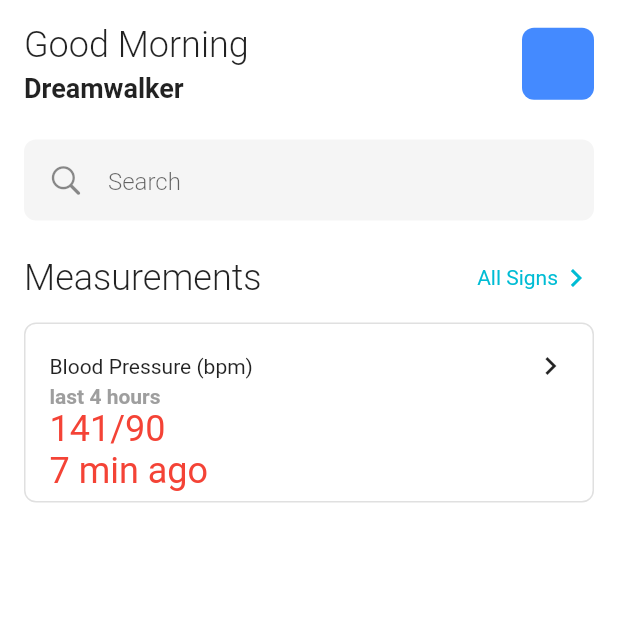
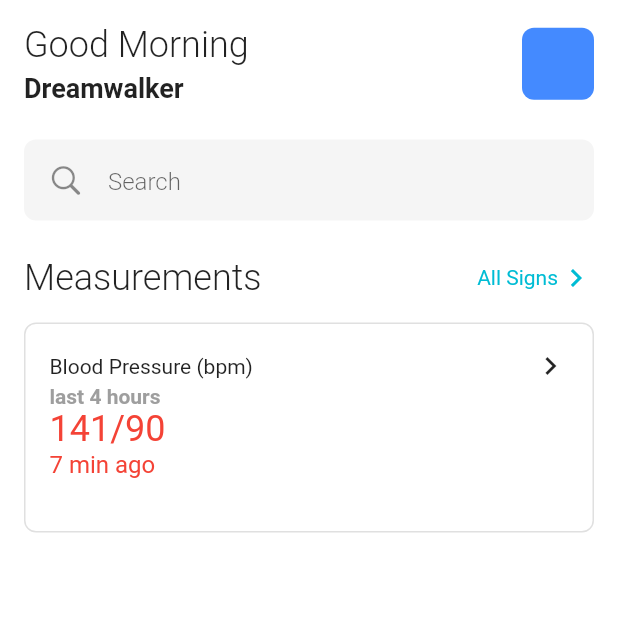
Before and after one commit to JAICHANGPARK/flutter_notebook_19th_story, a Flutter app: the screen it shows after launch, on a phone screen of 412 x 824 dp, the top half of it. Run offline on Flutter 3.47's test engine with Material 2 defaults, Android fonts, the phone set to English and light mode, and no system bars; our stand-ins replace cached_network_image, countup, fl_chart, flutter_riverpod, freezed_annotation, smooth_page_indicator and 1 more.

Commit message:
Update monitoring_main_page.dart

```diff
--- a/lib/ep1127_patient_monitoring_app/src/ui/monitoring_main_page.dart
+++ b/lib/ep1127_patient_monitoring_app/src/ui/monitoring_main_page.dart
@@ -106,7 +106,7 @@ class _MonitoringMainPageState extends State<MonitoringMainPage> {
                     child: Column(
                       children: [
                         Container(
-                          height: 120,
+                          height: 140,
                           decoration: BoxDecoration(
                               border: Border.all(
                                 color: Colors.grey[300]!,
@@ -142,10 +142,11 @@ class _MonitoringMainPageState extends State<MonitoringMainPage> {
                                           fontSize: 24,
                                         ),
                                       ),
-                                      Text("7 min ago",
+                                      Text(
+                                        "7 min ago",
                                         style: TextStyle(
                                           color: Colors.red,
-                                          fontSize: 24,
+                                          fontSize: 16,
                                         ),
                                       ),
                                     ],
```
